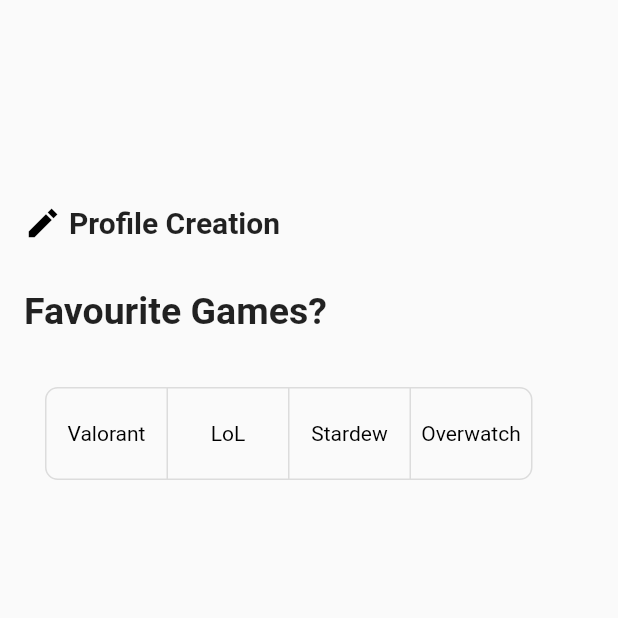
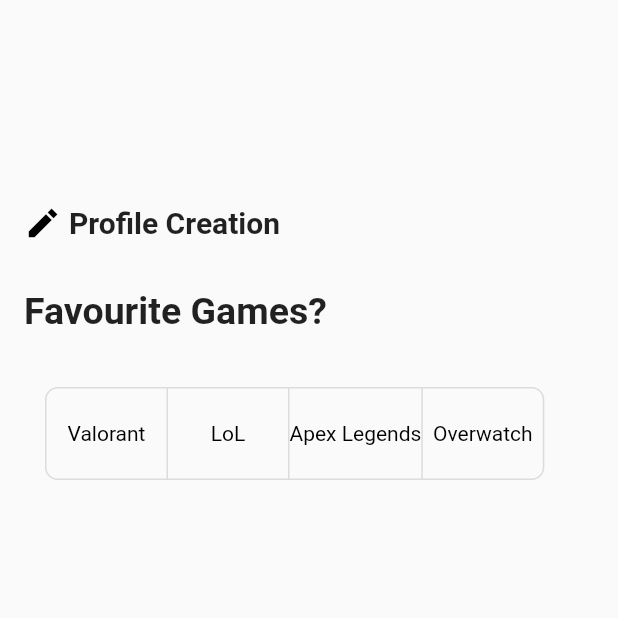
Before and after one commit to danielPeng-17/duos, a Flutter app: the ProfileCreationGame screen opened directly, on a phone screen of 412 x 824 dp, the top half of it. Run offline on Flutter 3.47's test engine with Material 2 defaults, Android fonts, the phone set to English and light mode, and no system bars; our stand-ins replace cached_network_image, cloud_firestore, email_validator, firebase_auth, firebase_core, flutter_slidable and 3 more; missing offline and left inert: dart:ffi; accounts and stored records are empty; network calls fail.

```diff
--- a/duos_ui/lib/main.dart
+++ b/duos_ui/lib/main.dart
@@ -53,7 +53,7 @@ class RootPage extends StatelessWidget {
             return const Center(child: CircularProgressIndicator());
           } else if (snapshot.hasError) {
             return const Center(child: Text('An error has occurred'));
-          } else if (snapshot.hasData) {
+          } else if (snapshot.hasData && context.read<Profile>().doneSetup == true) {
             return const ContainerPage();
           } else {
             return const JoinPage();
--- a/duos_ui/lib/providers/profile_provider.dart
+++ b/duos_ui/lib/providers/profile_provider.dart
@@ -18,6 +18,7 @@ class Profile with ChangeNotifier {
   String _profilePictureURL = '';
   List<String> _igns = [];
   List<Games> _games = [];
+  List<String> _categories = [];
   bool _doneSetup = false;
 
   String get firstName => _firstName;
@@ -34,6 +35,7 @@ class Profile with ChangeNotifier {
   String get profilePicURL => _profilePictureURL;
   List<String> get igns => _igns;
   List<Games> get games => _games;
+  List<String> get categories => _categories;
   bool get doneSetup => _doneSetup;
 
   void setFirstName(String s) {
@@ -111,6 +113,11 @@ class Profile with ChangeNotifier {
     notifyListeners();
   }
 
+  void setCategories(List<String> categories) {
+    _categories = categories;
+    notifyListeners();
+  }
+
   void setSetupStatus(bool setup) {
     _doneSetup = setup;
     notifyListeners();
--- a/duos_ui/lib/screens/profile_creation_game.dart
+++ b/duos_ui/lib/screens/profile_creation_game.dart
@@ -1,7 +1,6 @@
 import 'package:duos_ui/screens/profile_creation_name.dart';
 import 'package:duos_ui/widgets/games.dart';
 import 'package:flutter/material.dart';
-import 'package:textfield_search/textfield_search.dart';
 import 'package:provider/provider.dart';
 import 'package:duos_ui/providers/profile_provider.dart';
 
@@ -18,8 +17,15 @@ class _ProfileCreationGameState extends State<ProfileCreationGame> {
   List<Widget> games = <Widget>[
     Text('Valorant'),
     Text('LoL'),
-    Text('Stardew'),
+    Text('Apex Legends'),
     Text('Overwatch')
+  ];
+
+  List<String> gameNames = [
+    "Valorant",
+    "LoL",
+    "Apex Legends",
+    "Overwatch"
   ];
 
   final List<bool> _selectedGames = <bool>[false, false, false, false];
@@ -130,12 +136,16 @@ class _ProfileCreationGameState extends State<ProfileCreationGame> {
                       onPressed: () {
                         var index = 0;
                         List<Games> listofchosengames = [];
+                        List<String> listOfChosenCategories = [];
                         for (var selected in _selectedGames) {
                           if (selected == true) {
                             listofchosengames.add(allGames[index]);
+                            listOfChosenCategories.add(gameNames[index]);
                           }
                           index++;
                         }
+                        print(listOfChosenCategories);
+                        context.read<Profile>().setCategories(listOfChosenCategories);
                         context.read<Profile>().setGames(listofchosengames);
 
                         Navigator.of(context).push(MaterialPageRoute(
--- a/duos_ui/lib/screens/settings_page.dart
+++ b/duos_ui/lib/screens/settings_page.dart
@@ -354,7 +354,9 @@ class _SettingsPageState extends State<SettingsPage> {
                   child: Align(
                     alignment: Alignment.center,
                     child: ElevatedButton(
-                      onPressed: () => FirebaseAuth.instance.signOut(),
+                      onPressed: () => {
+                        FirebaseAuth.instance.signOut()
+                      },
                       style: ElevatedButton.styleFrom(
                         primary: Colors.black.withOpacity(0),
                         onPrimary: Colors.black.withOpacity(1),
```
Also changed, not shown: duos_ui/lib/screens/home_page.dart (+8 -5 lines), duos_ui/lib/screens/profile_creation_name.dart (+4 -3 lines).
